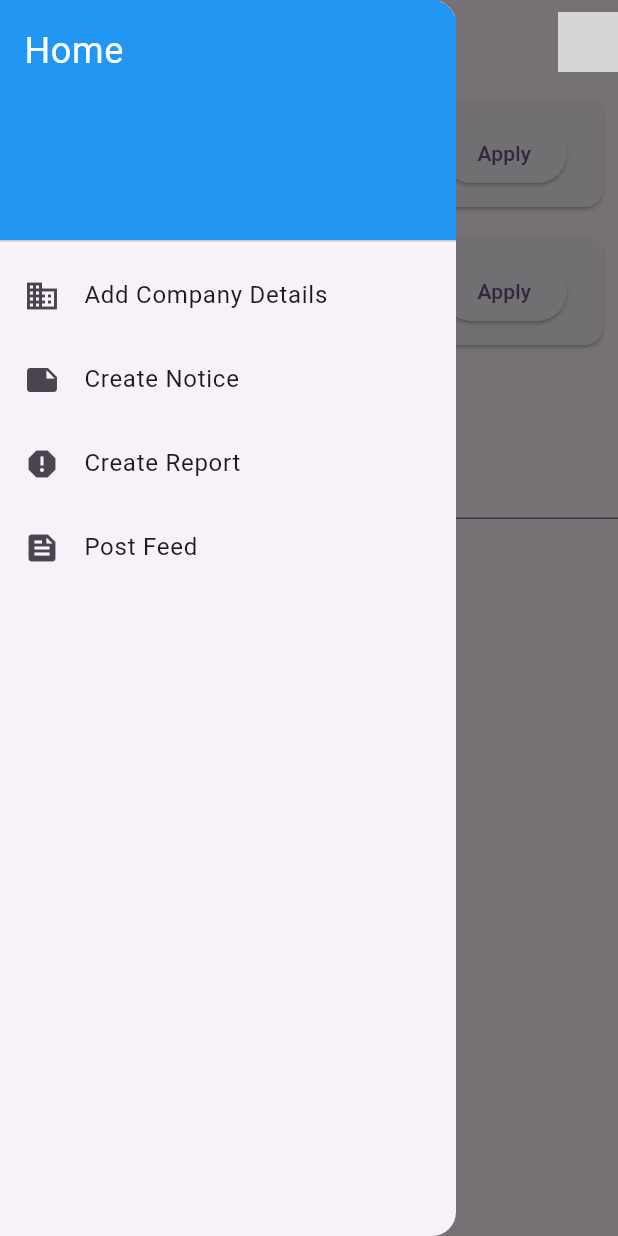
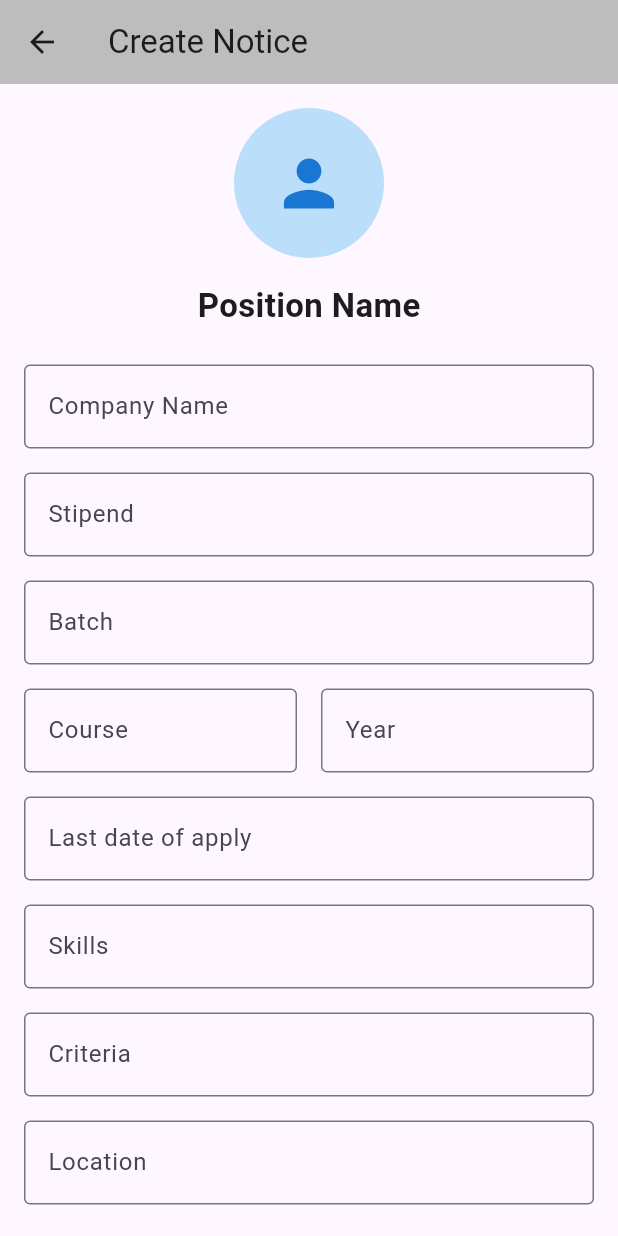
Before and after one commit to Aniket113/Hungsforbugs, a Flutter app: the DashboardScreen screen opened directly, after a tap on the "menu" icon, after a tap on "Create Notice", on a phone screen of 412 x 824 dp. Run offline on Flutter 3.47's test engine with Material 3 defaults, Android fonts, the light colour scheme and no system bars; our stand-ins replace table_calendar; grey boxes are pictures that could not be loaded.

Commit message:
added Coordinator profile, create notice, add company, company report & edited company home for calender and post feed

```diff
--- a/lib/company/company_home.dart
+++ b/lib/company/company_home.dart
@@ -1,36 +1,55 @@
 import 'package:flutter/material.dart';
+import 'package:placement1/company/add_company_data.dart';
+import 'package:table_calendar/table_calendar.dart';
+import 'package:placement1/company/coordinator_profile.dart';
+import 'package:placement1/company/create_notice.dart';
 
 class DashboardScreen extends StatelessWidget {
   @override
   Widget build(BuildContext context) {
     return Scaffold(
       appBar: AppBar(
-        title: Text("Aniket Salvi"),
-        actions: [
-          CircleAvatar(
-            backgroundImage: AssetImage('assets/profile.png'), // Add your profile image
-          ),
-        ],
-        // Remove leading icon and use a button to open Drawer.
+        title: Text("Dashboard"),
         leading: Builder(
           builder: (context) {
             return IconButton(
               icon: Icon(Icons.menu),
               onPressed: () {
-                // Open the Drawer when the menu icon is clicked
                 Scaffold.of(context).openDrawer();
               },
             );
           },
         ),
+        actions: [
+          Padding(
+            padding: const EdgeInsets.only(right: 8.0),
+            child: Center(
+              child: Text(
+                "Aniket Salvi",
+                style: TextStyle(fontSize: 18),
+              ),
+            ),
+          ),
+          IconButton(
+            icon: CircleAvatar(
+              backgroundImage: AssetImage('assets/profile.png'),
+            ),
+            onPressed: () {
+              Navigator.push(
+                context,
+                MaterialPageRoute(builder: (context) => ProfilePage()),
+              );
+            },
+          ),
+        ],
       ),
       drawer: Drawer(
         child: ListView(
-          padding: EdgeInsets.zero, // Removes default padding from the Drawer
+          padding: EdgeInsets.zero,
           children: [
             DrawerHeader(
               decoration: BoxDecoration(
-                color: Colors.blue, // You can customize this color
+                color: Colors.blue,
               ),
               child: Text(
                 "Home",
@@ -44,28 +63,38 @@ class DashboardScreen extends StatelessWidget {
               title: Text('Add Company Details'),
               leading: Icon(Icons.business),
               onTap: () {
-                // Handle action for Add Company Details
+                // Replace `YourPrewrittenClassName` with the name of your pre-written class
+                Navigator.push(
+                  context,
+                  MaterialPageRoute(builder: (context) => AddCompanyData()),
+                );
               },
             ),
             ListTile(
               title: Text('Create Notice'),
               leading: Icon(Icons.note),
               onTap: () {
-                // Handle action for Create Notice
+                Navigator.push(
+                  context,
+                  MaterialPageRoute(builder: (context) => CreateNoticePage()),
+                );
               },
             ),
             ListTile(
               title: Text('Create Report'),
               leading: Icon(Icons.report),
-              onTap: () {
-                // Handle action for Create Report
-              },
+              onTap: () {},
             ),
             ListTile(
               title: Text('Post Feed'),
               leading: Icon(Icons.feed),
               onTap: () {
-                // Handle action for Post Feed
+                // Show the pop-up with text input when "Post Feed" is clicked
+                showModalBottomSheet(
+                  context: context,
+                  isScrollControlled: true, // Allows the modal to move up with the keyboard
+                  builder: (context) => PostFeedPopup(),
+                );
               },
             ),
           ],
@@ -73,16 +102,50 @@ class DashboardScreen extends StatelessWidget {
       ),
       body: SingleChildScrollView(
         child: Column(
+          crossAxisAlignment: CrossAxisAlignment.start,
           children: [
-            JobCard(jobTitle: "Software Developer", companyName: "Accenture"),
-            JobCard(jobTitle: "Software Developer", companyName: "LTI Mindtree"),
-
             SizedBox(height: 20),
-
+            // Feed section with frame
+            Padding(
+              padding: const EdgeInsets.symmetric(horizontal: 10.0),
+              child: Column(
+                crossAxisAlignment: CrossAxisAlignment.start,
+                children: [
+                  Text(
+                    "Feed",
+                    style: TextStyle(
+                      fontSize: 20,
+                      fontWeight: FontWeight.bold,
+                    ),
+                  ),
+                  SizedBox(height: 10),
+                  Container(
+                    decoration: BoxDecoration(
+                      border: Border.all(color: Colors.grey),
+                      borderRadius: BorderRadius.circular(10),
+                    ),
+                    padding: EdgeInsets.all(10),
+                    child: Column(
+                      children: [
+                        JobCard(
+                          jobTitle: "Software Developer",
+                          companyName: "Accenture",
+                        ),
+                        JobCard(
+                          jobTitle: "Software Developer",
+                          companyName: "LTI Mindtree",
+                        ),
+                      ],
+                    ),
+                  ),
+                ],
+              ),
+            ),
+            SizedBox(height: 20),
+            // Calendar section
             CalendarSection(),
-
             SizedBox(height: 20),
-
+            // Buttons side by side with the calendar
             ButtonSection(),
           ],
         ),
@@ -110,18 +173,42 @@ class JobCard extends StatelessWidget {
   }
 }
 
-class CalendarSection extends StatelessWidget {
+class CalendarSection extends StatefulWidget {
+  @override
+  _CalendarSectionState createState() => _CalendarSectionState();
+}
+
+class _CalendarSectionState extends State<CalendarSection> {
+  DateTime _focusedDay = DateTime.now();
+  DateTime? _selectedDay;
+
   @override
   Widget build(BuildContext context) {
     return Column(
+      crossAxisAlignment: CrossAxisAlignment.start,
       children: [
-        Text("June 2024"),
-        // Add a calendar widget (TableCalendar package can be used here)
+        Text(
+          "June 2024",
+          style: TextStyle(fontSize: 20, fontWeight: FontWeight.bold),
+        ),
         SizedBox(height: 10),
-        TextField(
-          decoration: InputDecoration(
-            labelText: "Ends",
-            suffixText: "8:00 AM",
+        TableCalendar(
+          firstDay: DateTime.utc(2020, 1, 1),
+          lastDay: DateTime.utc(2030, 12, 31),
+          focusedDay: _focusedDay,
+          selectedDayPredicate: (day) {
+            return isSameDay(_selectedDay, day);
+          },
+          onDaySelected: (selectedDay, focusedDay) {
+            setState(() {
+              _selectedDay = selectedDay;
+              _focusedDay = focusedDay;
+            });
+          },
+          calendarFormat: CalendarFormat.month,
+          headerStyle: HeaderStyle(
+            formatButtonVisible: false,
+            titleCentered: true,
           ),
         ),
       ],
@@ -132,12 +219,54 @@ class CalendarSection extends StatelessWidget {
 class ButtonSection extends StatelessWidget {
   @override
   Widget build(BuildContext context) {
-    return Column(
-      children: [
-        ElevatedButton(onPressed: () {}, child: Text('Edit Booking')),
-        ElevatedButton(onPressed: () {}, child: Text('Post Feed')),
-        ElevatedButton(onPressed: () {}, child: Text('Create Event')),
-      ],
+    return Padding(
+      padding: const EdgeInsets.all(10.0),
+      child: Row(
+        mainAxisAlignment: MainAxisAlignment.spaceEvenly,
+        children: [
+          ElevatedButton(onPressed: () {}, child: Text('Edit Booking')),
+          ElevatedButton(onPressed: () {}, child: Text('Post Feed')),
+          ElevatedButton(onPressed: () {}, child: Text('Create Event')),
+        ],
+      ),
     );
   }
 }
+
+class PostFeedPopup extends StatefulWidget {
+  @override
+  _PostFeedPopupState createState() => _PostFeedPopupState();
+}
+
+class _PostFeedPopupState extends State<PostFeedPopup> {
+  final TextEditingController _textController = TextEditingController();
+
+  @override
+  Widget build(BuildContext context) {
+    return Padding(
+      padding: MediaQuery.of(context).viewInsets, // Moves the widget up above the keyboard
+      child: Container(
+        padding: EdgeInsets.all(20),
+        child: Column(
+          mainAxisSize: MainAxisSize.min, // Minimizes the modal size to its content
+          children: [
+            TextField(
+              controller: _textController,
+              decoration: InputDecoration(
+                labelText: "Write your post here...",
+                suffixIcon: IconButton(
+                  icon: Icon(Icons.send),
+                  onPressed: () {
+                    // Logic for posting the feed
+                    print("Posted: ${_textController.text}");
+                    Navigator.pop(context); // Close the popup after posting
+                  },
+                ),
+              ),
+            ),
+          ],
+        ),
+      ),
+    );
+  }
+}
--- /dev/null
+++ b/lib/company/create_notice.dart
@@ -0,0 +1,112 @@
+import 'package:flutter/material.dart';
+
+class CreateNotice extends StatelessWidget {
+  @override
+  Widget build(BuildContext context) {
+    return MaterialApp(
+      home: CreateNoticePage(),
+    );
+  }
+}
+
+class CreateNoticePage extends StatelessWidget {
+  @override
+  Widget build(BuildContext context) {
+    return Scaffold(
+      appBar: AppBar(
+        title: Text('Create Notice'),
+        backgroundColor: Colors.grey[400], // AppBar color
+      ),
+      body: Padding(
+        padding: const EdgeInsets.all(16.0),
+        child: SingleChildScrollView(
+          child: Column(
+            children: [
+              // Placeholder for profile image
+              CircleAvatar(
+                radius: 50,
+                backgroundColor: Colors.blue[100],
+                child: Icon(
+                  Icons.person,
+                  size: 50,
+                  color: Colors.blue[700],
+                ),
+              ),
+              SizedBox(height: 16),
+              Text(
+                'Position Name',
+                style: TextStyle(
+                  fontSize: 22,
+                  fontWeight: FontWeight.bold,
+                ),
+              ),
+              SizedBox(height: 16),
+              _buildTextField('Company Name', 'Company'),
+              _buildTextField('Stipend', 'Money'),
+              _buildTextField('Batch', '2023-2025'),
+              Row(
+                children: [
+                  Expanded(
+                    child: _buildTextField('Course', 'MCA'),
+                  ),
+                  SizedBox(width: 16),
+                  Expanded(
+                    child: _buildTextField('Year', '2nd Year'),
+                  ),
+                ],
+              ),
+              _buildTextField('Last date of apply', 'Last Date'),
+
+              // New Fields Added
+              _buildTextField('Skills', 'Required Skills'),
+              _buildTextField('Criteria', 'Eligibility Criteria'),
+              _buildTextField('Location', 'Job Location'),
+              _buildTextField('Duration', 'Internship/Job Duration'),
+              _buildTextField('Company Details', 'Brief Description'),
+              _buildTextField('Responsibility', 'Job Responsibilities'),
+
+              SizedBox(height: 20), // Spacing before the button
+
+              // Create Notice Button
+              SizedBox(
+                width: double.infinity,
+                height: 50, // Set height to make it large
+                child: ElevatedButton(
+                  style: ElevatedButton.styleFrom(
+                    backgroundColor: Colors.red, // Red background
+                    shape: RoundedRectangleBorder(
+                      borderRadius: BorderRadius.circular(8), // Rounded corners
+                    ),
+                  ),
+                  onPressed: () {
+                    // Handle button press logic
+                  },
+                  child: Text(
+                    'Create Notice',
+                    style: TextStyle(
+                      fontSize: 18,
+                      color: Colors.white,
+                    ),
+                  ),
+                ),
+              ),
+            ],
+          ),
+        ),
+      ),
+    );
+  }
+
+  Widget _buildTextField(String label, String hint) {
+    return Padding(
+      padding: const EdgeInsets.symmetric(vertical: 8.0),
+      child: TextFormField(
+        decoration: InputDecoration(
+          labelText: label,
+          hintText: hint,
+          border: OutlineInputBorder(),
+        ),
+      ),
+    );
+  }
+}
```
Also changed, not shown: lib/company/add_company_data.dart (added, +146 -0 lines), lib/company/company_report.dart (added, +57 -0 lines), lib/company/coordinator_profile.dart (added, +102 -0 lines).
